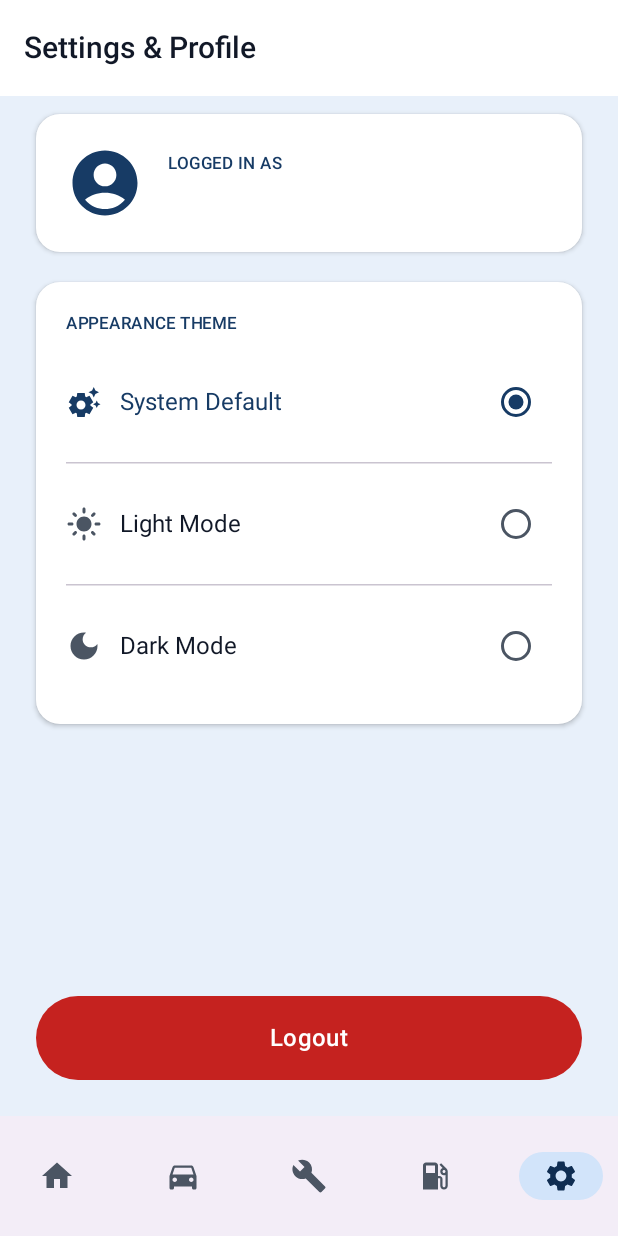
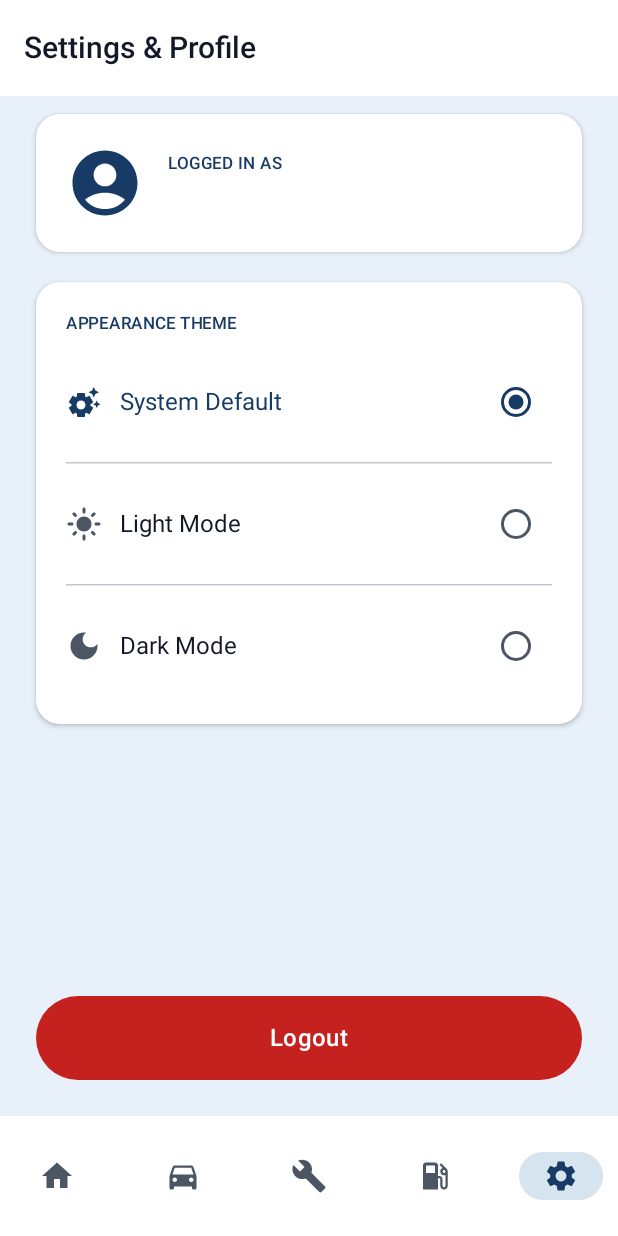
Before and after one commit to BozhidarPetkov05/MobileApps2025-2401321006, an Android app built with Jetpack Compose: the settings screen opened through its navigation route, on a phone screen of 412 x 824 dp. Run offline under Robolectric (Android 15) with nearby library versions, the phone set to English and light mode, and no system bars; our stand-ins replace Firebase (no records; nobody signed in at launch, a user with empty details on screens opened directly).

Commit message:
Fixed dark theme colors

```diff
--- a/app/src/main/java/com/example/autotrack/ui/components/BottomNavigationBar.kt
+++ b/app/src/main/java/com/example/autotrack/ui/components/BottomNavigationBar.kt
@@ -1,15 +1,20 @@
 package com.example.autotrack.ui.components
 
+import androidx.compose.foundation.layout.size
 import androidx.compose.material.icons.Icons
+import androidx.compose.material.icons.filled.Build
 import androidx.compose.material.icons.filled.DirectionsCar
 import androidx.compose.material.icons.filled.Home
 import androidx.compose.material.icons.filled.LocalGasStation
-import androidx.compose.material.icons.filled.Build
 import androidx.compose.material.icons.filled.Settings
 import androidx.compose.material3.Icon
+import androidx.compose.material3.MaterialTheme
 import androidx.compose.material3.NavigationBar
 import androidx.compose.material3.NavigationBarItem
+import androidx.compose.material3.NavigationBarItemDefaults
 import androidx.compose.runtime.Composable
+import androidx.compose.ui.Modifier
+import androidx.compose.ui.unit.dp
 import androidx.navigation.NavController
 import androidx.navigation.compose.currentBackStackEntryAsState
 import com.example.autotrack.navigation.Screen
@@ -20,7 +25,7 @@ fun BottomNavigationBar(
 ) {
     val items = listOf(
         Triple(Screen.Dashboard.route, "Dashboard", Icons.Default.Home),
-        Triple(Screen.Garage.route, "My Garage", Icons.Default.DirectionsCar),
+        Triple(Screen.Garage.route, "Garage", Icons.Default.DirectionsCar),
         Triple(Screen.Maintenance.route, "Maintenance", Icons.Default.Build),
         Triple(Screen.Fuel.route, "Fuel", Icons.Default.LocalGasStation),
         Triple(Screen.Settings.route, "Settings", Icons.Default.Settings)
@@ -29,7 +34,10 @@ fun BottomNavigationBar(
     val currentRoute = navController
         .currentBackStackEntryAsState().value?.destination?.route
 
-    NavigationBar {
+    NavigationBar(
+        containerColor = MaterialTheme.colorScheme.surface,
+        contentColor = MaterialTheme.colorScheme.onSurface
+    ) {
         items.forEach { (route, label, icon) ->
             NavigationBarItem(
                 selected = currentRoute == route,
@@ -47,9 +55,15 @@ fun BottomNavigationBar(
                 icon = {
                     Icon(
                         imageVector = icon,
-                        contentDescription = label
+                        contentDescription = label,
+                        modifier = Modifier.size(24.dp)
                     )
-                }
+                },
+                colors = NavigationBarItemDefaults.colors(
+                    selectedIconColor = MaterialTheme.colorScheme.primary,
+                    indicatorColor = MaterialTheme.colorScheme.primaryContainer,
+                    unselectedIconColor = MaterialTheme.colorScheme.onSurfaceVariant
+                )
             )
         }
     }
```
Also changed, not shown: app/src/main/java/com/example/autotrack/ui/theme/Color.kt (+5 -5 lines), app/src/main/java/com/example/autotrack/ui/theme/Theme.kt (+12 -12 lines).
